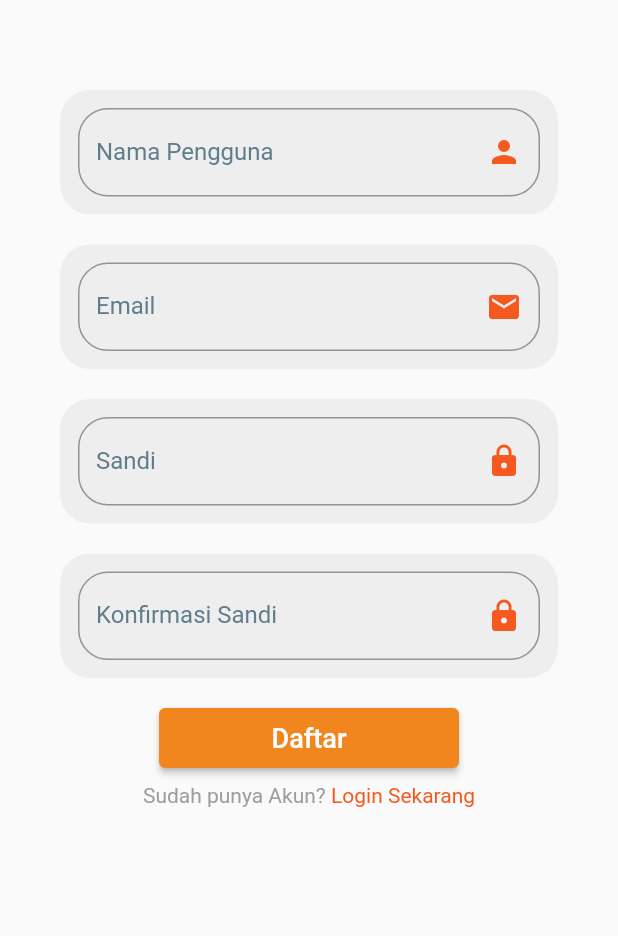
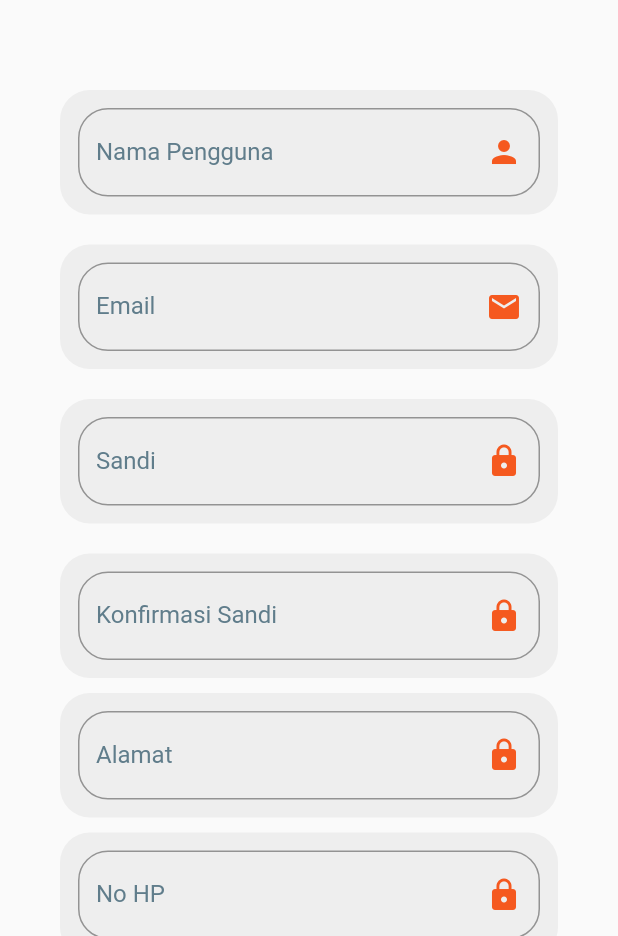
Before and after one commit to zainalabidin10/Projek-Mobile-2, a Flutter app: the RegisterPage screen opened directly, on a phone screen of 412 x 824 dp, the part 300-1236 px from its top. Run offline on Flutter 3.47's test engine with Material 2 defaults, Android fonts, the phone set to English and light mode, and no system bars; our stand-ins replace fluttertoast, shared_preferences, smooth_page_indicator; missing offline and left inert: shared_preferences_web; accounts and stored records are empty.

Commit message:
change maneh

```diff
--- a/lib/register_page.dart
+++ b/lib/register_page.dart
@@ -1,5 +1,10 @@
+import 'dart:convert';
 import 'package:flutter/material.dart';
 import 'package:project_madbuah/login_page.dart';
+import 'package:fluttertoast/fluttertoast.dart';
+import 'package:shared_preferences/shared_preferences.dart';
+import 'package:http/http.dart' as http;
+import 'dart:async';
 
 class RegisterPage extends StatefulWidget {
   const RegisterPage({Key? key}) : super(key: key);
@@ -9,6 +14,46 @@ class RegisterPage extends StatefulWidget {
 }
 
 class _RegisterPageState extends State<RegisterPage> {
+  final _formKey = GlobalKey<FormState>();
+  bool isPasswordVisible = false;
+
+  bool isConfirmPasswordVisible = false;
+
+  TextEditingController user = TextEditingController();
+  TextEditingController email = TextEditingController();
+  TextEditingController pass = TextEditingController();
+  TextEditingController pass2 = TextEditingController();
+  TextEditingController alamat = TextEditingController();
+  TextEditingController nohp = TextEditingController();
+
+  Future<void> _register() async {
+    Uri url = Uri.parse("http://192.168.1.15/project_mobile/user/register.php");
+    var response = await http.post(url, body: {
+      "username": user.text,
+      "email": email.text,
+      "password": pass.text,
+      "alamat": alamat.text,
+      "no_hp": nohp.text,
+    });
+    var data = jsonDecode(response.body);
+    if (data == "gagal") {
+      Fluttertoast.showToast(
+          msg: "User ini sudah ada",
+          toastLength: Toast.LENGTH_SHORT,
+          gravity: ToastGravity.CENTER,
+          backgroundColor: Colors.red,
+          textColor: Colors.white);
+    } else
+      Fluttertoast.showToast(
+          msg: "berhasil",
+          toastLength: Toast.LENGTH_SHORT,
+          gravity: ToastGravity.CENTER,
+          backgroundColor: Colors.green,
+          textColor: Colors.white);
+    Navigator.push(
+        context, MaterialPageRoute(builder: (context) => LoginPage()));
+  }
+
   @override
   Widget build(BuildContext context) {
     return Scaffold(
@@ -50,7 +95,9 @@ class _RegisterPageState extends State<RegisterPage> {
                 ),
               ),
             ),
-            Container(
+            Form(
+              key: _formKey,
+              child: Container(
                 margin: EdgeInsets.all(20),
                 padding: EdgeInsets.all(20),
                 child: Column(
@@ -62,6 +109,7 @@ class _RegisterPageState extends State<RegisterPage> {
                       padding: const EdgeInsets.all(12),
                       margin: const EdgeInsets.only(top: 20, bottom: 10),
                       child: TextFormField(
+                        controller: user,
                         cursorColor: Color(0xffF5591F),
                         decoration: const InputDecoration(
                           labelText: 'Nama Pengguna',
@@ -76,7 +124,6 @@ class _RegisterPageState extends State<RegisterPage> {
                               borderRadius:
                                   BorderRadius.all(Radius.circular(20))),
                         ),
-                      onChanged: (value) {},
                       ),
                     ),
                     Container(
@@ -86,6 +133,7 @@ class _RegisterPageState extends State<RegisterPage> {
                       padding: const EdgeInsets.all(12),
                       margin: const EdgeInsets.only(top: 10, bottom: 10),
                       child: TextFormField(
+                        controller: email,
                         cursorColor: Color(0xffF5591F),
                         decoration: const InputDecoration(
                           labelText: 'Email',
@@ -110,6 +158,7 @@ class _RegisterPageState extends State<RegisterPage> {
                       padding: const EdgeInsets.all(12),
                       margin: const EdgeInsets.only(top: 10, bottom: 10),
                       child: TextFormField(
+                        controller: pass,
                         cursorColor: Color(0xffF5591F),
                         decoration: const InputDecoration(
                           labelText: 'Sandi',
@@ -134,6 +183,7 @@ class _RegisterPageState extends State<RegisterPage> {
                       padding: const EdgeInsets.all(12),
                       margin: const EdgeInsets.only(top: 10),
                       child: TextFormField(
+                        controller: pass2,
                         cursorColor: Color(0xffF5591F),
                         decoration: const InputDecoration(
                           labelText: 'Konfirmasi Sandi',
@@ -151,32 +201,92 @@ class _RegisterPageState extends State<RegisterPage> {
                         onChanged: (value) {},
                       ),
                     ),
+                    Container(
+                      decoration: BoxDecoration(
+                          borderRadius: BorderRadius.circular(20),
+                          color: Colors.grey[200]),
+                      padding: const EdgeInsets.all(12),
+                      margin: const EdgeInsets.only(top: 10),
+                      child: TextFormField(
+                        controller: alamat,
+                        cursorColor: Color(0xffF5591F),
+                        decoration: const InputDecoration(
+                          labelText: 'Alamat',
+                          labelStyle: TextStyle(
+                            color: Colors.blueGrey,
+                          ),
+                          suffixIcon: Icon(
+                            Icons.lock,
+                            color: Color(0xffF5591F),
+                          ),
+                          border: OutlineInputBorder(
+                              borderRadius:
+                                  BorderRadius.all(Radius.circular(20))),
+                        ),
+                        onChanged: (value) {},
+                      ),
+                    ),
+                    Container(
+                      decoration: BoxDecoration(
+                          borderRadius: BorderRadius.circular(20),
+                          color: Colors.grey[200]),
+                      padding: const EdgeInsets.all(12),
+                      margin: const EdgeInsets.only(top: 10),
+                      child: TextFormField(
+                        controller: nohp,
+                        cursorColor: Color(0xffF5591F),
+                        decoration: const InputDecoration(
+                          labelText: 'No HP',
+                          labelStyle: TextStyle(
+                            color: Colors.blueGrey,
+                          ),
+                          suffixIcon: Icon(
+                            Icons.lock,
+                            color: Color(0xffF5591F),
+                          ),
+                          border: OutlineInputBorder(
+                              borderRadius:
+                                  BorderRadius.all(Radius.circular(20))),
+                        ),
+                        onChanged: (value) {},
+                      ),
+                    ),
                     const SizedBox(
                       height: 20.0,
                     ),
-                  Container(
-                    height: 40,
-                    width: 200,
-                    decoration:
-                        BoxDecoration(borderRadius: BorderRadius.circular(20)),
-                    child: ElevatedButton(
-                      child: Text(
-                        "Daftar",
-                        style: TextStyle(color: Colors.white, fontSize: 18),
-                      ),
-                      style: ElevatedButton.styleFrom(
-                        primary: Color(0xffF2861E),
-                      ),
-                      onPressed: () {
-                        Navigator.push(
-                          context,
-                          MaterialPageRoute(
-                            builder: (context) {
-                              return LoginPage();
+                    GestureDetector(
+                      onTap: () async {
+                        final isValidForm = _formKey.currentState!.validate();
+                        if (isValidForm) {
+                          _register();
+                        } else {
+                          return null;
+                        }
+                        // _register();
                       },
-                          ),
-                        );
-                      },
+                      child: Container(
+                        height: 53,
+                        width: double.infinity,
+                        margin: EdgeInsets.symmetric(horizontal: 30),
+                        alignment: Alignment.center,
+                        decoration: BoxDecoration(
+                            boxShadow: [
+                              BoxShadow(
+                                  blurRadius: 4,
+                                  color: Colors.black12.withOpacity(.2),
+                                  offset: Offset(2, 2))
+                            ],
+                            borderRadius: BorderRadius.circular(12)
+                                .copyWith(bottomRight: Radius.circular(12)),
+                            gradient: LinearGradient(colors: [
+                              Color(0xffF5591F),
+                              Color(0xffF2861E)
+                            ])),
+                        child: Text('Register',
+                            style: TextStyle(
+                                color: Colors.white.withOpacity(.8),
+                                fontSize: 15,
+                                fontWeight: FontWeight.bold)),
                       ),
                     ),
                     Container(
@@ -213,6 +323,7 @@ class _RegisterPageState extends State<RegisterPage> {
                   ],
                 ),
               ),
+            ),
           ],
         ),
       ),
```
Lines whose indentation alone changed are shown as unchanged.
